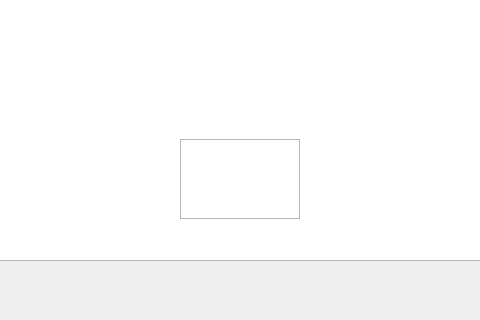
This is managemembers.ui in WinterCS003/CS008_Project1 as Qt 5 draws it before an edit; both pictures show x 160 to 640 and y 281 to 601 of the 755 by 601 pixel window. The edited form follows.
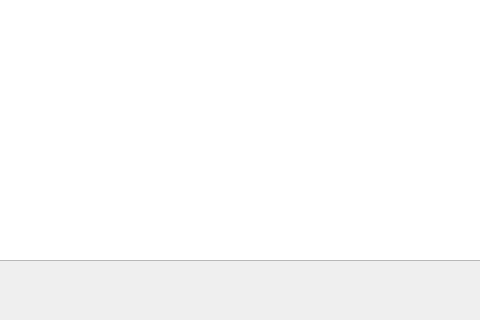
This is the edited form.

Patch:
```diff
--- a/managemembers.ui
+++ b/managemembers.ui
@@ -225,22 +225,6 @@
      </item>
     </layout>
    </widget>
-   <widget class="QFrame" name="frame">
-    <property name="geometry">
-     <rect>
-      <x>340</x>
-      <y>420</y>
-      <width>120</width>
-      <height>80</height>
-     </rect>
-    </property>
-    <property name="frameShape">
-     <enum>QFrame::StyledPanel</enum>
-    </property>
-    <property name="frameShadow">
-     <enum>QFrame::Raised</enum>
-    </property>
-   </widget>
   </widget>
   <widget class="QMenuBar" name="menubar">
    <property name="geometry">
```
